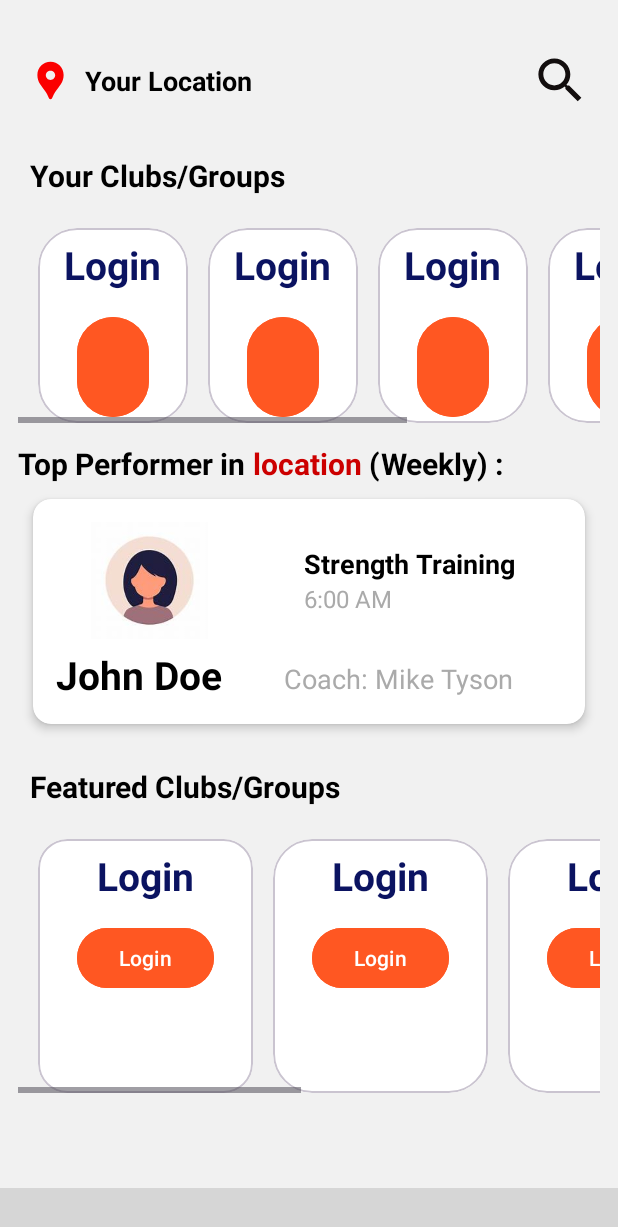
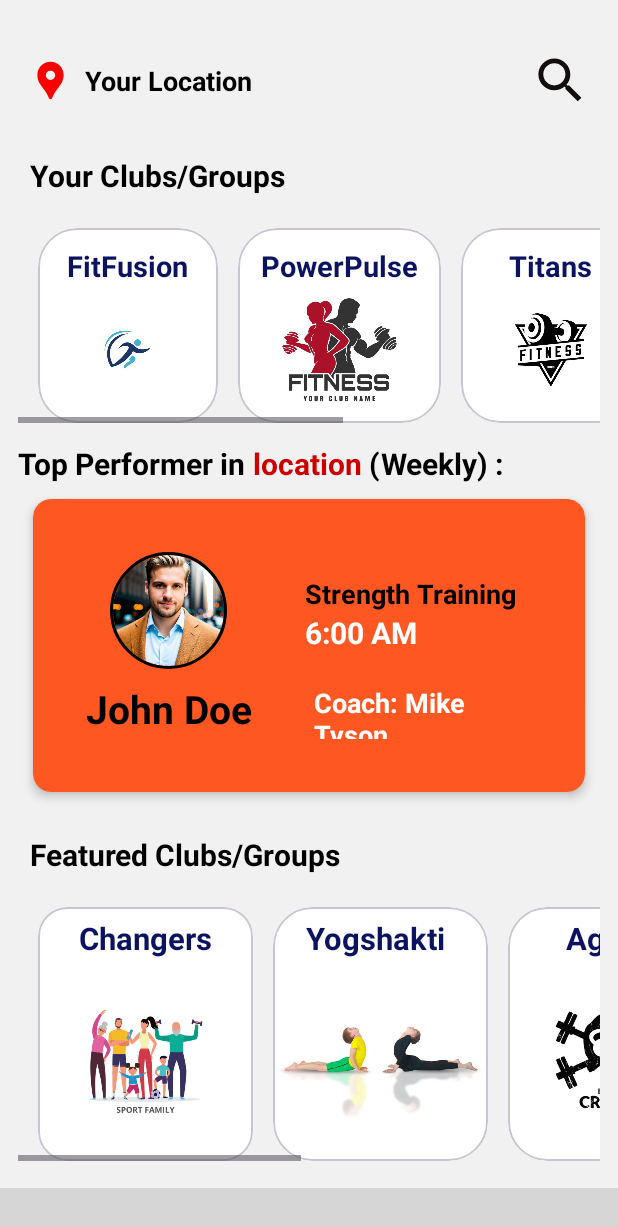
Before and after one commit to Adarsh2089/AthleteX, an Android app: the Community screen opened through its navigation route, on a phone screen of 412 x 824 dp. Shown: the top 1227 px of the screen. Run offline under Robolectric (Android 15) with nearby library versions, the phone set to English and light mode, and no system bars; our stand-ins replace CircleImageView, Firebase (no records; nobody signed in at launch, a user with empty details on screens opened directly), Room's generated code, sdp/ssp sizes; libraries missing offline, so code that uses them is left out: com.tbuonomo.viewpagerdotsindicator, np.com.susanthapa; plain views replace CurvedBottomNavigationView; 4 statements that could not run were skipped; grey boxes are pictures that could not be loaded.

Commit message:
ui changed in community page

```diff
--- a/app/src/main/res/layout/fragment_community.xml
+++ b/app/src/main/res/layout/fragment_community.xml
@@ -93,8 +93,9 @@
 
                 <com.google.android.material.card.MaterialCardView
                     android:id="@+id/cards1"
-                    android:layout_width="100dp"
+                    android:layout_width="120dp"
                     android:layout_height="@dimen/_100sdp"
+
                     app:cardBackgroundColor="@color/white"
                     app:cardCornerRadius="@dimen/_20sdp"
                     android:layout_marginTop="@dimen/_10sdp"
@@ -102,29 +103,28 @@
                     android:layout_marginRight="@dimen/_10sdp">
 
                     <LinearLayout
-                        android:layout_width="match_parent"
+                        android:layout_width="wrap_content"
                         android:layout_height="match_parent"
+                        android:padding="5dp"
+                        android:layout_gravity="center_horizontal"
                         android:orientation="vertical">
                         <TextView
                             android:layout_width="wrap_content"
                             android:layout_height="wrap_content"
-                            android:text="Login"
+                            android:text="FitFusion"
                             android:textColor="#0B1361"
                             android:textStyle="bold"
-                            android:textSize="@dimen/_20ssp"
+                            android:textSize="@dimen/_15ssp"
                             android:layout_gravity="center_horizontal"
                             android:layout_marginTop="@dimen/_5sdp"/>
 
                         <!--sample button to submit entered data inside from edit text-->
-                        <Button
-                            android:id="@+id/login1"
+                        <ImageView
+                            android:id="@+id/FitFusion"
                             android:layout_width="match_parent"
-                            android:layout_height="wrap_content"
-                            android:layout_marginStart="@dimen/_20sdp"
+                            android:layout_height="match_parent"
                             android:backgroundTint="@color/primaryColor"
-                            android:layout_marginTop="@dimen/_10sdp"
-                            android:layout_marginEnd="@dimen/_20sdp"
-                            android:text="Login"
+                            android:src="@drawable/fitf"
                             android:onClick="loginUser"/>
 
                     </LinearLayout>
@@ -132,7 +132,7 @@
 
                 <com.google.android.material.card.MaterialCardView
                     android:id="@+id/cards2"
-                    android:layout_width="100dp"
+                    android:layout_width="135dp"
                     android:layout_height="@dimen/_100sdp"
                     app:cardBackgroundColor="@color/white"
                     app:cardCornerRadius="@dimen/_20sdp"
@@ -143,34 +143,33 @@
                     <LinearLayout
                         android:layout_width="match_parent"
                         android:layout_height="match_parent"
+                        android:padding="5dp"
                         android:orientation="vertical">
+
                         <TextView
                             android:layout_width="wrap_content"
                             android:layout_height="wrap_content"
-                            android:text="Login"
+                            android:layout_gravity="center_horizontal"
+                            android:layout_marginTop="@dimen/_5sdp"
+                            android:text="PowerPulse"
                             android:textColor="#0B1361"
-                            android:textStyle="bold"
-                            android:textSize="@dimen/_20ssp"
-                            android:layout_gravity="center_horizontal"
-                            android:layout_marginTop="@dimen/_5sdp"/>
+                            android:textSize="@dimen/_15ssp"
+                            android:textStyle="bold" />
 
                         <!--sample button to submit entered data inside from edit text-->
-                        <Button
-                            android:id="@+id/login2"
+                        <ImageView
+                            android:id="@+id/club_powerpulse"
                             android:layout_width="match_parent"
-                            android:layout_height="wrap_content"
-                            android:layout_marginStart="@dimen/_20sdp"
+                            android:layout_height="match_parent"
                             android:backgroundTint="@color/primaryColor"
-                            android:layout_marginTop="@dimen/_10sdp"
-                            android:layout_marginEnd="@dimen/_20sdp"
-                            android:text="Login"
+                            android:src="@drawable/poowerpulse"
                             android:onClick="loginUser"/>
 
                     </LinearLayout>
                 </com.google.android.material.card.MaterialCardView>
                 <com.google.android.material.card.MaterialCardView
                     android:id="@+id/cards3"
-                    android:layout_width="100dp"
+                    android:layout_width="120dp"
                     android:layout_height="@dimen/_100sdp"
                     app:cardBackgroundColor="@color/white"
                     app:cardCornerRadius="@dimen/_20sdp"
@@ -181,26 +180,26 @@
                     <LinearLayout
                         android:layout_width="match_parent"
                         android:layout_height="match_parent"
+                        android:padding="5dp"
+                        android:layout_gravity="center_horizontal"
                         android:orientation="vertical">
                         <TextView
                             android:layout_width="wrap_content"
                             android:layout_height="wrap_content"
-                            android:text="Login"
+                            android:text="Titans"
                             android:textColor="#0B1361"
                             android:textStyle="bold"
-                            android:textSize="@dimen/_20ssp"
+                            android:textSize="@dimen/_15ssp"
                             android:layout_gravity="center_horizontal"
                             android:layout_marginTop="@dimen/_5sdp"/>
 
                         <!--sample button to submit entered data inside from edit text-->
-                        <Button
-                            android:id="@+id/login3"
+                        <ImageView
+                            android:id="@+id/club_titans"
                             android:layout_width="match_parent"
-                            android:layout_height="wrap_content"
-                            android:layout_marginStart="@dimen/_20sdp"
+                            android:layout_height="match_parent"
                             android:backgroundTint="@color/primaryColor"
-                            android:layout_marginTop="@dimen/_10sdp"
-                            android:layout_marginEnd="@dimen/_20sdp"
+                            android:src="@drawable/titans"
                             android:text="Login"
                             android:onClick="loginUser"/>
 
@@ -208,7 +207,7 @@
                 </com.google.android.material.card.MaterialCardView>
                 <com.google.android.material.card.MaterialCardView
                     android:id="@+id/cards4"
-                    android:layout_width="100dp"
+                    android:layout_width="120dp"
                     android:layout_height="@dimen/_100sdp"
                     app:cardBackgroundColor="@color/white"
                     app:cardCornerRadius="@dimen/_20sdp"
@@ -219,26 +218,28 @@
                     <LinearLayout
                         android:layout_width="match_parent"
                         android:layout_height="match_parent"
+                        android:layout_gravity="center_horizontal"
+                        android:padding="5dp"
                         android:orientation="vertical">
                         <TextView
                             android:layout_width="wrap_content"
                             android:layout_height="wrap_content"
-                            android:text="Login"
+                            android:text="Pulse"
                             android:textColor="#0B1361"
                             android:textStyle="bold"
-                            android:textSize="@dimen/_20ssp"
+                            android:textSize="@dimen/_15ssp"
                             android:layout_gravity="center_horizontal"
                             android:layout_marginTop="@dimen/_5sdp"/>
 
                         <!--sample button to submit entered data inside from edit text-->
-                        <Button
-                            android:id="@+id/login4"
+                        <ImageView
+                            android:id="@+id/club_pulse"
                             android:layout_width="match_parent"
-                            android:layout_height="wrap_content"
-                            android:layout_marginStart="@dimen/_20sdp"
+                            android:layout_height="match_parent"
+
                             android:backgroundTint="@color/primaryColor"
-                            android:layout_marginTop="@dimen/_10sdp"
-                            android:layout_marginEnd="@dimen/_20sdp"
+                            android:src="@drawable/pulse"
+
                             android:text="Login"
                             android:onClick="loginUser"/>
 
@@ -246,7 +247,7 @@
                 </com.google.android.material.card.MaterialCardView>
                 <com.google.android.material.card.MaterialCardView
                     android:id="@+id/cards5"
-                    android:layout_width="100dp"
+                    android:layout_width="120dp"
                     android:layout_height="@dimen/_100sdp"
                     app:cardBackgroundColor="@color/white"
                     app:cardCornerRadius="@dimen/_20sdp"
@@ -257,26 +258,28 @@
                     <LinearLayout
                         android:layout_width="match_parent"
                         android:layout_height="match_parent"
+                        android:layout_gravity="center_horizontal"
+                        android:padding="5dp"
                         android:orientation="vertical">
                         <TextView
                             android:layout_width="wrap_content"
                             android:layout_height="wrap_content"
-                            android:text="Login"
+                            android:text="Rhythm "
                             android:textColor="#0B1361"
                             android:textStyle="bold"
-                            android:textSize="@dimen/_20ssp"
+                            android:textSize="@dimen/_15ssp"
                             android:layout_gravity="center_horizontal"
                             android:layout_marginTop="@dimen/_5sdp"/>
 
                         <!--sample button to submit entered data inside from edit text-->
-                        <Button
-                            android:id="@+id/login5"
+                        <ImageView
+                            android:id="@+id/club_rhythm"
                             android:layout_width="match_parent"
-                            android:layout_height="wrap_content"
-                            android:layout_marginStart="@dimen/_20sdp"
+                            android:layout_height="match_parent"
+
                             android:backgroundTint="@color/primaryColor"
-                            android:layout_marginTop="@dimen/_10sdp"
-                            android:layout_marginEnd="@dimen/_20sdp"
+                            android:src="@drawable/rhythm"
+
                             android:text="Login"
                             android:onClick="loginUser"/>
 
@@ -333,9 +336,10 @@
     <androidx.cardview.widget.CardView
         android:id="@+id/performer_id"
         android:layout_width="match_parent"
-        android:layout_height="wrap_content"
+        android:layout_height="@dimen/_150sdp"
         android:layout_margin="10dp"
         android:layout_weight="1"
+        android:backgroundTint="@color/primaryColor"
         android:layout_marginTop="@dimen/_20sdp"
         app:cardCornerRadius="12dp"
         app:cardElevation="4dp">
@@ -344,7 +348,7 @@
             android:layout_width="match_parent"
             android:layout_height="wrap_content"
             android:orientation="vertical"
-            android:padding="15dp">
+            android:padding="35dp">
 
             <!-- First row - profile pic, training type and time -->
 
@@ -356,13 +360,14 @@
                 android:paddingBottom="6dp">
 
                 <!-- profile image-->
-                <ImageView
-                    android:id="@+id/profile_pic"
+                <de.hdodenhof.circleimageview.CircleImageView
+                    android:id="@+id/user_image"
                     android:layout_width="@dimen/_60sdp"
                     android:layout_height="@dimen/_60sdp"
-                    android:src="@drawable/user"
-                    android:layout_marginEnd="12dp"
-                    android:scaleType="centerCrop" />
+                    android:src="@drawable/cmprofile"
+                    android:layout_marginLeft="@dimen/_10sdp"
+                    app:civ_border_width="2dp"
+                    app:civ_border_color="#FF000000"/>
 
                 <LinearLayout
                     android:layout_width="wrap_content"
@@ -389,8 +394,9 @@
                         android:layout_width="wrap_content"
                         android:layout_height="wrap_content"
                         android:text="6:00 AM"
-                        android:textColor="@android:color/darker_gray"
-                        android:textSize="16sp" />
+                        android:textStyle="bold"
+                        android:textColor="@android:color/white"
+                        android:textSize="20sp" />
                 </LinearLayout>
             </LinearLayout>
 
@@ -419,7 +425,8 @@
                     android:text="Coach: Mike Tyson"
                     android:layout_marginLeft="@dimen/_20sdp"
                     android:layout_marginTop="@dimen/_2sdp"
-                    android:textColor="@android:color/darker_gray"
+                    android:textColor="@android:color/white"
+                    android:textStyle="bold"
                     android:textSize="18sp" />
             </LinearLayout>
         </LinearLayout>
@@ -464,22 +471,20 @@
                         <TextView
                             android:layout_width="wrap_content"
                             android:layout_height="wrap_content"
-                            android:text="Login"
+                            android:text="Changers"
                             android:textColor="#0B1361"
                             android:textStyle="bold"
-                            android:textSize="@dimen/_20ssp"
+                            android:textSize="@dimen/_16ssp"
                             android:layout_gravity="center_horizontal"
                             android:layout_marginTop="@dimen/_5sdp"/>
 
                         <!--sample button to submit entered data inside from edit text-->
-                        <Button
-
+                        <ImageView
+                            android:id="@+id/club_changers"
                             android:layout_width="match_parent"
-                            android:layout_height="wrap_content"
-                            android:layout_marginStart="@dimen/_20sdp"
+                            android:layout_height="match_parent"
                             android:backgroundTint="@color/primaryColor"
-                            android:layout_marginTop="@dimen/_10sdp"
-                            android:layout_marginEnd="@dimen/_20sdp"
+                            android:src="@drawable/changers"
                             android:text="Login"
                             android:onClick="loginUser"/>
 
@@ -503,22 +508,20 @@
                         <TextView
                             android:layout_width="wrap_content"
                             android:layout_height="wrap_content"
-                            android:text="Login"
+                            android:text="Yogshakti "
                             android:textColor="#0B1361"
                             android:textStyle="bold"
-                            android:textSize="@dimen/_20ssp"
+                            android:textSize="@dimen/_16ssp"
                             android:layout_gravity="center_horizontal"
                             android:layout_marginTop="@dimen/_5sdp"/>
 
                         <!--sample button to submit entered data inside from edit text-->
-                        <Button
-
+                        <ImageView
+                            android:id="@+id/club_yogashakti"
                             android:layout_width="match_parent"
-                            android:layout_height="wrap_content"
-                            android:layout_marginStart="@dimen/_20sdp"
+                            android:layout_height="match_parent"
                             android:backgroundTint="@color/primaryColor"
-                            android:layout_marginTop="@dimen/_10sdp"
-                            android:layout_marginEnd="@dimen/_20sdp"
+                            android:src="@drawable/yogashakti"
                             android:text="Login"
                             android:onClick="loginUser"/>
 
@@ -541,21 +544,20 @@
                         <TextView
                             android:layout_width="wrap_content"
                             android:layout_height="wrap_content"
-                            android:text="Login"
+                            android:text="AgniFit"
                             android:textColor="#0B1361"
                             android:textStyle="bold"
-                            android:textSize="@dimen/_20ssp"
+                            android:textSize="@dimen/_16ssp"
                             android:layout_gravity="center_horizontal"
                             android:layout_marginTop="@dimen/_5sdp"/>
 
                         <!--sample button to submit entered data inside from edit text-->
-                        <Button
+                        <ImageView
+                            android:id="@+id/club_agnifit"
                             android:layout_width="match_parent"
-                            android:layout_height="wrap_content"
-                            android:layout_marginStart="@dimen/_20sdp"
+                            android:layout_height="match_parent"
                             android:backgroundTint="@color/primaryColor"
-                            android:layout_marginTop="@dimen/_10sdp"
-                            android:layout_marginEnd="@dimen/_20sdp"
+                            android:src="@drawable/agnifit"
                             android:text="Login"
                             android:onClick="loginUser"/>
 
@@ -578,21 +580,20 @@
                         <TextView
                             android:layout_width="wrap_content"
                             android:layout_height="wrap_content"
-                            android:text="Login"
+                            android:text="Indic"
                             android:textColor="#0B1361"
                             android:textStyle="bold"
-                            android:textSize="@dimen/_20ssp"
+                            android:textSize="@dimen/_16ssp"
                             android:layout_gravity="center_horizontal"
                             android:layout_marginTop="@dimen/_5sdp"/>
 
                         <!--sample button to submit entered data inside from edit text-->
-                        <Button
+                        <ImageView
+                            android:id="@+id/club_indic"
                             android:layout_width="match_parent"
-                            android:layout_height="wrap_content"
-                            android:layout_marginStart="@dimen/_20sdp"
+                            android:layout_height="match_parent"
                             android:backgroundTint="@color/primaryColor"
-                            android:layout_marginTop="@dimen/_10sdp"
-                            android:layout_marginEnd="@dimen/_20sdp"
+                            android:src="@drawable/indic"
                             android:text="Login"
                             android:onClick="loginUser"/>
 
@@ -615,21 +616,20 @@
                         <TextView
                             android:layout_width="wrap_content"
                             android:layout_height="wrap_content"
-                            android:text="Login"
+                            android:text="Tarang"
                             android:textColor="#0B1361"
                             android:textStyle="bold"
-                            android:textSize="@dimen/_20ssp"
+                            android:textSize="@dimen/_16ssp"
                             android:layout_gravity="center_horizontal"
                             android:layout_marginTop="@dimen/_5sdp"/>
 
                         <!--sample button to submit entered data inside from edit text-->
-                        <Button
+                        <ImageView
+                            android:id="@+id/club_taranag"
                             android:layout_width="match_parent"
-                            android:layout_height="wrap_content"
-                            android:layout_marginStart="@dimen/_20sdp"
+                            android:layout_height="match_parent"
                             android:backgroundTint="@color/primaryColor"
-                            android:layout_marginTop="@dimen/_10sdp"
-                            android:layout_marginEnd="@dimen/_20sdp"
+                            android:src="@drawable/taranag"
                             android:text="Login"
                             android:onClick="loginUser"/>
 
```
Also changed, not shown: app/src/main/res/drawable/agnifit.jpg (added), app/src/main/res/drawable/changers.jpg (added), app/src/main/res/drawable/cmprofile.jpg (added), app/src/main/res/drawable/fitf.jpg (added), app/src/main/res/drawable/indic.webp (added), app/src/main/res/drawable/poowerpulse.jpg (added), app/src/main/res/drawable/pulse.webp (added), app/src/main/res/drawable/rhythm.jpg (added), app/src/main/res/drawable/taranag.jpeg (added), app/src/main/res/drawable/titans.jpg (added), app/src/main/res/drawable/yogashakti.jpg (added).
